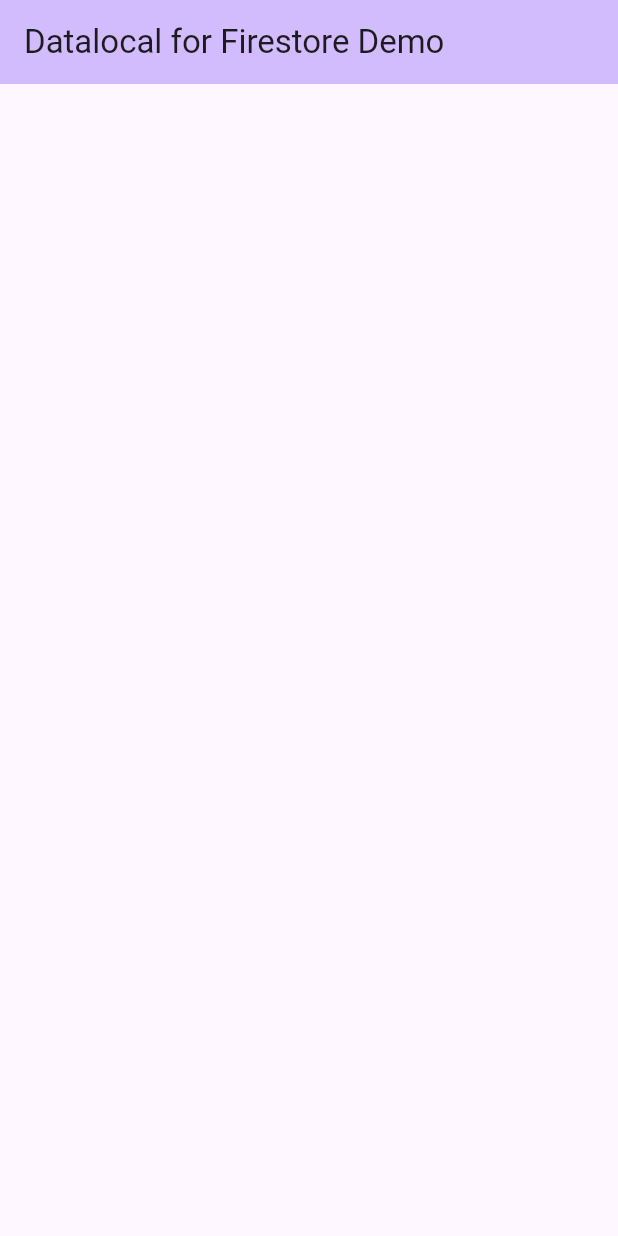
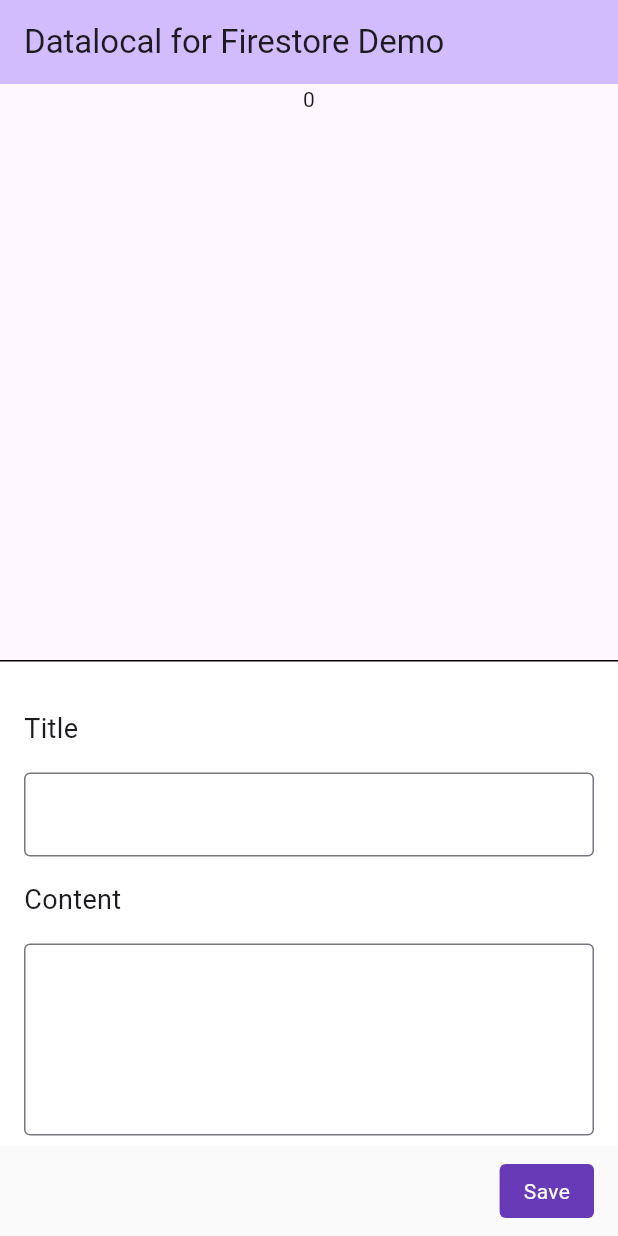
Before and after one commit to lamun-my-id/datalocal_for_firestore, a Flutter app: the screen it shows after launch, on a phone screen of 412 x 824 dp. Run offline on Flutter 3.47's test engine with Material 3 defaults, Android fonts, the phone set to English and light mode, and no system bars; our stand-ins replace cloud_firestore, firebase_core, shared_preferences; missing offline and left inert: datalocal; accounts and stored records are empty; generated files the repository leaves out were written again.

Commit message:
add todo task

```diff
--- a/example/lib/main.dart
+++ b/example/lib/main.dart
@@ -87,7 +87,7 @@ class _MyHomePageState extends State<MyHomePage> {
   }
 
   edit() async {
-    await notesDataLocal.updateSyncOne(selectedData!.id, value: {
+    await notesDataLocal.updateOne(selectedData!.id, value: {
       "title": titleController.text,
       "content": contentController.text,
       "updatedAt": DateTime.now(),
@@ -186,37 +186,37 @@ class _MyHomePageState extends State<MyHomePage> {
         height: MediaQuery.of(context).size.height,
         child: Column(
           children: [
-            Expanded(
-              child: StreamBuilder<QuerySnapshot<Map<String, dynamic>>>(
-                  stream:
-                      FirebaseFirestore.instance.collection("locs").snapshots(),
-                  builder: (_, snapshot) {
-                    if (!snapshot.hasData) {
-                      return const Text("Loading");
-                    }
-                    return SingleChildScrollView(
-                      child: Column(
-                        children:
-                            List.generate(snapshot.data!.docs.length, (index) {
-                          DocumentSnapshot<Map<String, dynamic>> e =
-                              snapshot.data!.docs[index];
+            // Expanded(
+            //   child: StreamBuilder<QuerySnapshot<Map<String, dynamic>>>(
+            //       stream:
+            //           FirebaseFirestore.instance.collection("locs").snapshots(),
+            //       builder: (_, snapshot) {
+            //         if (!snapshot.hasData) {
+            //           return const Text("Loading");
+            //         }
+            //         return SingleChildScrollView(
+            //           child: Column(
+            //             children:
+            //                 List.generate(snapshot.data!.docs.length, (index) {
+            //               DocumentSnapshot<Map<String, dynamic>> e =
+            //                   snapshot.data!.docs[index];
 
-                          DataItem d = DataItem().setFromDoc(e);
-                          return Column(
-                            children: [
-                              Text(e.id),
-                              Text(e.data()!['geo'].toString()),
-                              Text(d.id),
-                              Text(DataItem.fromMap(jsonDecode(d.toJson()))
-                                  .get(DataKey("geo.latitude"))
-                                  .toString()),
-                            ],
-                          );
-                        }),
-                      ),
-                    );
-                  }),
-            ),
+            //               DataItem d = DataItem().setFromDoc(e);
+            //               return Column(
+            //                 children: [
+            //                   Text(e.id),
+            //                   Text(e.data()!['geo'].toString()),
+            //                   Text(d.id),
+            //                   Text(DataItem.fromMap(jsonDecode(d.toJson()))
+            //                       .get(DataKey("geo.latitude"))
+            //                       .toString()),
+            //                 ],
+            //               );
+            //             }),
+            //           ),
+            //         );
+            //       }),
+            // ),
             // StreamBuilder(
             //   stream:
             //       FirebaseFirestore.instance.collection("notes").snapshots(),
@@ -231,228 +231,228 @@ class _MyHomePageState extends State<MyHomePage> {
             //   },
             // ),
             // Text(notesDataLocal.data.length.toString()),
-            // Expanded(
-            //   flex: 5,
-            //   child: Builder(
-            //     builder: (_) {
-            //       if (isLoading) {
-            //         return const Center(
-            //           child: CircularProgressIndicator(),
-            //         );
-            //       }
-            //       return Column(
-            //         children: [
-            //           Text(notesDataLocal.count.toString()),
-            //           Expanded(
-            //             child: ListView.builder(
-            //               padding: const EdgeInsets.symmetric(
-            //                 horizontal: 16,
-            //                 vertical: 8,
-            //               ),
-            //               itemCount: notesDataLocal.count,
-            //               itemBuilder: (_, index) {
-            //                 DataItem data = notes[index];
-            //                 return Padding(
-            //                   padding: const EdgeInsets.symmetric(
-            //                     vertical: 4,
-            //                   ),
-            //                   child: InkWell(
-            //                     onTap: () => openForm(data),
-            //                     child: Container(
-            //                       width: width,
-            //                       padding: const EdgeInsets.symmetric(
-            //                         horizontal: 16,
-            //                         vertical: 16,
-            //                       ),
-            //                       decoration: BoxDecoration(
-            //                         color: Colors.white,
-            //                         borderRadius: BorderRadius.circular(10),
-            //                       ),
-            //                       child: Column(
-            //                         crossAxisAlignment:
-            //                             CrossAxisAlignment.start,
-            //                         children: [
-            //                           SizedBox(
-            //                             width: width,
-            //                             child: Text(
-            //                               data.get(DataKey("title")),
-            //                               style: const TextStyle(
-            //                                 fontSize: 16,
-            //                                 fontWeight: FontWeight.w600,
-            //                               ),
-            //                             ),
-            //                           ),
-            //                           Text(
-            //                             data.get(DataKey("content")),
-            //                             maxLines: 3,
-            //                             overflow: TextOverflow.ellipsis,
-            //                           ),
-            //                           Text(
-            //                               "${data.get(DataKey("updatedAt", onKeyCatch: "createdAt")) ?? "-"}")
-            //                           // Text(
-            //                           //   DateTimeUtils.dateFormat(
-            //                           //           data.get("createdAt")) ??
-            //                           //       "",
-            //                           //   overflow: TextOverflow.ellipsis,
-            //                           //   style: const TextStyle(
-            //                           //     fontSize: 12,
-            //                           //   ),
-            //                           // ),
-            //                         ],
-            //                       ),
-            //                     ),
-            //                   ),
-            //                 );
-            //               },
-            //             ),
-            //           ),
-            //         ],
-            //       );
-            //     },
-            //   ),
-            // ),
-            // Expanded(
-            //   flex: 5,
-            //   child: Container(
-            //     decoration: const BoxDecoration(
-            //       color: Colors.white,
-            //       border: Border(
-            //         top: BorderSide(),
-            //       ),
-            //     ),
-            //     child: Column(
-            //       children: [
-            //         Expanded(
-            //           child: SingleChildScrollView(
-            //             padding: const EdgeInsets.symmetric(
-            //               horizontal: 16,
-            //               vertical: 16,
-            //             ),
-            //             child: Column(
-            //               children: [
-            //                 Container(
-            //                   width: width,
-            //                   padding: const EdgeInsets.symmetric(
-            //                     vertical: 16,
-            //                   ),
-            //                   child: const Text(
-            //                     "Title",
-            //                     style: TextStyle(
-            //                       fontSize: 18,
-            //                     ),
-            //                   ),
-            //                 ),
-            //                 TextField(
-            //                   controller: titleController,
-            //                   decoration: const InputDecoration(
-            //                     border: OutlineInputBorder(),
-            //                   ),
-            //                 ),
-            //                 Container(
-            //                   width: width,
-            //                   padding: const EdgeInsets.symmetric(
-            //                     vertical: 16,
-            //                   ),
-            //                   child: const Text(
-            //                     "Content",
-            //                     style: TextStyle(
-            //                       fontSize: 18,
-            //                     ),
-            //                   ),
-            //                 ),
-            //                 TextField(
-            //                   controller: contentController,
-            //                   minLines: 4,
-            //                   maxLines: 100,
-            //                   decoration: const InputDecoration(
-            //                     border: OutlineInputBorder(),
-            //                   ),
-            //                 ),
-            //               ],
-            //             ),
-            //           ),
-            //         ),
-            //         Container(
-            //           height: 60,
-            //           width: width,
-            //           color: Colors.grey[50],
-            //           padding: const EdgeInsets.symmetric(
-            //             horizontal: 16,
-            //           ),
-            //           child: Row(
-            //             crossAxisAlignment: CrossAxisAlignment.center,
-            //             mainAxisAlignment: MainAxisAlignment.end,
-            //             children: [
-            //               if (selectedData != null)
-            //                 InkWell(
-            //                   onTap: () => delete(),
-            //                   child: Container(
-            //                     padding: const EdgeInsets.symmetric(
-            //                       horizontal: 16,
-            //                       vertical: 8,
-            //                     ),
-            //                     decoration: BoxDecoration(
-            //                       color: Colors.grey[200],
-            //                       borderRadius: BorderRadius.circular(4),
-            //                     ),
-            //                     child: const Text(
-            //                       "Delete",
-            //                       style: TextStyle(
-            //                           // color: Colors.white,
-            //                           ),
-            //                     ),
-            //                   ),
-            //                 ),
-            //               const Expanded(child: SizedBox()),
-            //               if (selectedData != null)
-            //                 InkWell(
-            //                   onTap: () => closeForm(),
-            //                   child: Container(
-            //                     padding: const EdgeInsets.symmetric(
-            //                       horizontal: 16,
-            //                       vertical: 8,
-            //                     ),
-            //                     decoration: BoxDecoration(
-            //                       color: Colors.grey[200],
-            //                       borderRadius: BorderRadius.circular(4),
-            //                     ),
-            //                     child: const Text(
-            //                       "Cancel",
-            //                       style: TextStyle(
-            //                           // color: Colors.white,
-            //                           ),
-            //                     ),
-            //                   ),
-            //                 ),
-            //               const SizedBox(
-            //                 width: 16,
-            //               ),
-            //               InkWell(
-            //                 onTap: () => save(),
-            //                 child: Container(
-            //                   padding: const EdgeInsets.symmetric(
-            //                     horizontal: 16,
-            //                     vertical: 8,
-            //                   ),
-            //                   decoration: BoxDecoration(
-            //                     color: Colors.deepPurple,
-            //                     borderRadius: BorderRadius.circular(4),
-            //                   ),
-            //                   child: const Text(
-            //                     "Save",
-            //                     style: TextStyle(
-            //                       color: Colors.white,
-            //                     ),
-            //                   ),
-            //                 ),
-            //               ),
-            //             ],
-            //           ),
-            //         ),
-            //       ],
-            //     ),
-            //   ),
-            // ),
+            Expanded(
+              flex: 5,
+              child: Builder(
+                builder: (_) {
+                  if (isLoading) {
+                    return const Center(
+                      child: CircularProgressIndicator(),
+                    );
+                  }
+                  return Column(
+                    children: [
+                      Text(notesDataLocal.count.toString()),
+                      Expanded(
+                        child: ListView.builder(
+                          padding: const EdgeInsets.symmetric(
+                            horizontal: 16,
+                            vertical: 8,
+                          ),
+                          itemCount: notesDataLocal.count,
+                          itemBuilder: (_, index) {
+                            DataItem data = notes[index];
+                            return Padding(
+                              padding: const EdgeInsets.symmetric(
+                                vertical: 4,
+                              ),
+                              child: InkWell(
+                                onTap: () => openForm(data),
+                                child: Container(
+                                  width: width,
+                                  padding: const EdgeInsets.symmetric(
+                                    horizontal: 16,
+                                    vertical: 16,
+                                  ),
+                                  decoration: BoxDecoration(
+                                    color: Colors.white,
+                                    borderRadius: BorderRadius.circular(10),
+                                  ),
+                                  child: Column(
+                                    crossAxisAlignment:
+                                        CrossAxisAlignment.start,
+                                    children: [
+                                      SizedBox(
+                                        width: width,
+                                        child: Text(
+                                          data.get(DataKey("title")),
+                                          style: const TextStyle(
+                                            fontSize: 16,
+                                            fontWeight: FontWeight.w600,
+                                          ),
+                                        ),
+                                      ),
+                                      Text(
+                                        data.get(DataKey("content")),
+                                        maxLines: 3,
+                                        overflow: TextOverflow.ellipsis,
+                                      ),
+                                      Text(
+                                          "${data.get(DataKey("updatedAt", onKeyCatch: "createdAt")) ?? "-"}")
+                                      // Text(
+                                      //   DateTimeUtils.dateFormat(
+                                      //           data.get("createdAt")) ??
+                                      //       "",
+                                      //   overflow: TextOverflow.ellipsis,
+                                      //   style: const TextStyle(
+                                      //     fontSize: 12,
+                                      //   ),
+                                      // ),
+                                    ],
+                                  ),
+                                ),
+                              ),
+                            );
+                          },
+                        ),
+                      ),
+                    ],
+                  );
+                },
+              ),
+            ),
+            Expanded(
+              flex: 5,
+              child: Container(
+                decoration: const BoxDecoration(
+                  color: Colors.white,
+                  border: Border(
+                    top: BorderSide(),
+                  ),
+                ),
+                child: Column(
+                  children: [
+                    Expanded(
+                      child: SingleChildScrollView(
+                        padding: const EdgeInsets.symmetric(
+                          horizontal: 16,
+                          vertical: 16,
+                        ),
+                        child: Column(
+                          children: [
+                            Container(
+                              width: width,
+                              padding: const EdgeInsets.symmetric(
+                                vertical: 16,
+                              ),
+                              child: const Text(
+                                "Title",
+                                style: TextStyle(
+                                  fontSize: 18,
+                                ),
+                              ),
+                            ),
+                            TextField(
+                              controller: titleController,
+                              decoration: const InputDecoration(
+                                border: OutlineInputBorder(),
+                              ),
+                            ),
+                            Container(
+                              width: width,
+                              padding: const EdgeInsets.symmetric(
+                                vertical: 16,
+                              ),
+                              child: const Text(
+                                "Content",
+                                style: TextStyle(
+                                  fontSize: 18,
+                                ),
+                              ),
+                            ),
+                            TextField(
+                              controller: contentController,
+                              minLines: 4,
+                              maxLines: 100,
+                              decoration: const InputDecoration(
+                                border: OutlineInputBorder(),
+                              ),
+                            ),
+                          ],
+                        ),
+                      ),
+                    ),
+                    Container(
+                      height: 60,
+                      width: width,
+                      color: Colors.grey[50],
+                      padding: const EdgeInsets.symmetric(
+                        horizontal: 16,
+                      ),
+                      child: Row(
+                        crossAxisAlignment: CrossAxisAlignment.center,
+                        mainAxisAlignment: MainAxisAlignment.end,
+                        children: [
+                          if (selectedData != null)
+                            InkWell(
+                              onTap: () => delete(),
+                              child: Container(
+                                padding: const EdgeInsets.symmetric(
+                                  horizontal: 16,
+                                  vertical: 8,
+                                ),
+                                decoration: BoxDecoration(
+                                  color: Colors.grey[200],
+                                  borderRadius: BorderRadius.circular(4),
+                                ),
+                                child: const Text(
+                                  "Delete",
+                                  style: TextStyle(
+                                      // color: Colors.white,
+                                      ),
+                                ),
+                              ),
+                            ),
+                          const Expanded(child: SizedBox()),
+                          if (selectedData != null)
+                            InkWell(
+                              onTap: () => closeForm(),
+                              child: Container(
+                                padding: const EdgeInsets.symmetric(
+                                  horizontal: 16,
+                                  vertical: 8,
+                                ),
+                                decoration: BoxDecoration(
+                                  color: Colors.grey[200],
+                                  borderRadius: BorderRadius.circular(4),
+                                ),
+                                child: const Text(
+                                  "Cancel",
+                                  style: TextStyle(
+                                      // color: Colors.white,
+                                      ),
+                                ),
+                              ),
+                            ),
+                          const SizedBox(
+                            width: 16,
+                          ),
+                          InkWell(
+                            onTap: () => save(),
+                            child: Container(
+                              padding: const EdgeInsets.symmetric(
+                                horizontal: 16,
+                                vertical: 8,
+                              ),
+                              decoration: BoxDecoration(
+                                color: Colors.deepPurple,
+                                borderRadius: BorderRadius.circular(4),
+                              ),
+                              child: const Text(
+                                "Save",
+                                style: TextStyle(
+                                  color: Colors.white,
+                                ),
+                              ),
+                            ),
+                          ),
+                        ],
+                      ),
+                    ),
+                  ],
+                ),
+              ),
+            ),
           ],
         ),
       ),
```
